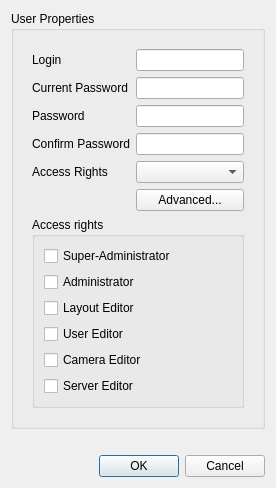
networkoptix/nx_open, file client/src/ui/dialogs/user_settings_dialog.ui: the form before one commit.
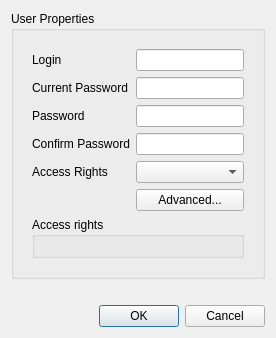
The form after the commit.

Commit message:
User settings dialog is built dynamically now
<==== Mercurial data ====>
Branch: userrights

```diff
--- a/client/src/ui/dialogs/user_settings_dialog.ui
+++ b/client/src/ui/dialogs/user_settings_dialog.ui
@@ -7,7 +7,7 @@
     <x>0</x>
     <y>0</y>
     <width>462</width>
-    <height>510</height>
+    <height>364</height>
    </rect>
   </property>
   <property name="sizePolicy">
@@ -122,50 +122,7 @@
              <property name="title">
               <string>Access rights</string>
              </property>
-             <layout class="QVBoxLayout" name="verticalLayout_3">
-              <item>
-               <widget class="QCheckBox" name="superUserCheckBox">
-                <property name="text">
-                 <string>Super-Administrator</string>
-                </property>
-               </widget>
-              </item>
-              <item>
-               <widget class="QCheckBox" name="adminCheckBox">
-                <property name="text">
-                 <string>Administrator</string>
-                </property>
-               </widget>
-              </item>
-              <item>
-               <widget class="QCheckBox" name="editLayoutCheckBox">
-                <property name="text">
-                 <string>Layout Editor</string>
-                </property>
-               </widget>
-              </item>
-              <item>
-               <widget class="QCheckBox" name="editUserCheckBox">
-                <property name="text">
-                 <string>User Editor</string>
-                </property>
-               </widget>
-              </item>
-              <item>
-               <widget class="QCheckBox" name="editCameraCheckBox">
-                <property name="text">
-                 <string>Camera Editor</string>
-                </property>
-               </widget>
-              </item>
-              <item>
-               <widget class="QCheckBox" name="editServerCheckBox">
-                <property name="text">
-                 <string>Server Editor</string>
-                </property>
-               </widget>
-              </item>
-             </layout>
+             <layout class="QVBoxLayout" name="verticalLayout_3"/>
             </widget>
            </item>
            <item row="5" column="1">
```
The commit also changes 2 other files.
